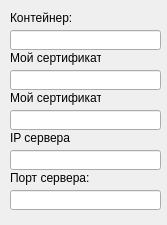
Qt form SettingsWindow.ui (aemarkov/study-BChat) before a commit.
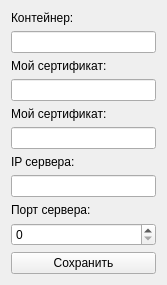
The same form after that commit.

```diff
--- a/SettingsWindow.ui
+++ b/SettingsWindow.ui
@@ -7,127 +7,75 @@
     <x>0</x>
     <y>0</y>
     <width>167</width>
-    <height>225</height>
+    <height>266</height>
    </rect>
   </property>
   <property name="windowTitle">
    <string>Настройки</string>
   </property>
-  <widget class="QLineEdit" name="txtContainer">
-   <property name="geometry">
-    <rect>
-     <x>10</x>
-     <y>30</y>
-     <width>151</width>
-     <height>20</height>
-    </rect>
-   </property>
-  </widget>
+  <layout class="QVBoxLayout" name="verticalLayout">
+   <item>
   <widget class="QLabel" name="label">
-   <property name="geometry">
-    <rect>
-     <x>10</x>
-     <y>10</y>
-     <width>61</width>
-     <height>16</height>
-    </rect>
-   </property>
    <property name="text">
     <string>Контейнер:</string>
    </property>
   </widget>
+   </item>
+   <item>
+    <widget class="QLineEdit" name="txtContainer"/>
+   </item>
+   <item>
   <widget class="QLabel" name="label_2">
-   <property name="geometry">
-    <rect>
-     <x>10</x>
-     <y>50</y>
-     <width>91</width>
-     <height>16</height>
-    </rect>
-   </property>
    <property name="text">
     <string>Мой сертификат:</string>
    </property>
   </widget>
-  <widget class="QLineEdit" name="txtMyCert">
-   <property name="geometry">
-    <rect>
-     <x>10</x>
-     <y>70</y>
-     <width>151</width>
-     <height>20</height>
-    </rect>
-   </property>
-  </widget>
+   </item>
+   <item>
+    <widget class="QLineEdit" name="txtMyCert"/>
+   </item>
+   <item>
+    <widget class="QLabel" name="label_5">
+     <property name="text">
+      <string>Мой сертификат:</string>
+     </property>
+    </widget>
+   </item>
+   <item>
+    <widget class="QLineEdit" name="txtInterlocutorCert"/>
+   </item>
+   <item>
   <widget class="QLabel" name="label_3">
-   <property name="geometry">
-    <rect>
-     <x>10</x>
-     <y>130</y>
-     <width>61</width>
-     <height>16</height>
-    </rect>
-   </property>
    <property name="text">
     <string>IP сервера:</string>
    </property>
   </widget>
+   </item>
+   <item>
+    <widget class="QLineEdit" name="txtIp"/>
+   </item>
+   <item>
   <widget class="QLabel" name="label_4">
-   <property name="geometry">
-    <rect>
-     <x>10</x>
-     <y>170</y>
-     <width>91</width>
-     <height>16</height>
-    </rect>
-   </property>
    <property name="text">
     <string>Порт сервера:</string>
    </property>
   </widget>
-  <widget class="QLineEdit" name="txtContainer_2">
-   <property name="geometry">
-    <rect>
-     <x>10</x>
-     <y>150</y>
-     <width>151</width>
-     <height>20</height>
-    </rect>
-   </property>
-  </widget>
-  <widget class="QLineEdit" name="txtMyCert_2">
-   <property name="geometry">
-    <rect>
-     <x>10</x>
-     <y>190</y>
-     <width>151</width>
-     <height>20</height>
-    </rect>
-   </property>
-  </widget>
-  <widget class="QLabel" name="label_5">
-   <property name="geometry">
-    <rect>
-     <x>10</x>
-     <y>90</y>
-     <width>91</width>
-     <height>16</height>
-    </rect>
-   </property>
+   </item>
+   <item>
+    <widget class="QSpinBox" name="sbPort">
+     <property name="maximum">
+      <number>65535</number>
+     </property>
+    </widget>
+   </item>
+   <item>
+    <widget class="QPushButton" name="btnSave">
    <property name="text">
-    <string>Мой сертификат:</string>
-   </property>
-  </widget>
-  <widget class="QLineEdit" name="txtInterlocutorCert">
-   <property name="geometry">
-    <rect>
-     <x>10</x>
-     <y>110</y>
-     <width>151</width>
-     <height>20</height>
-    </rect>
-   </property>
-  </widget>
+      <string>Сохранить</string>
+     </property>
+    </widget>
+   </item>
+  </layout>
  </widget>
  <layoutdefault spacing="6" margin="11"/>
  <resources/>
```
Lines whose indentation alone changed are shown as unchanged.
